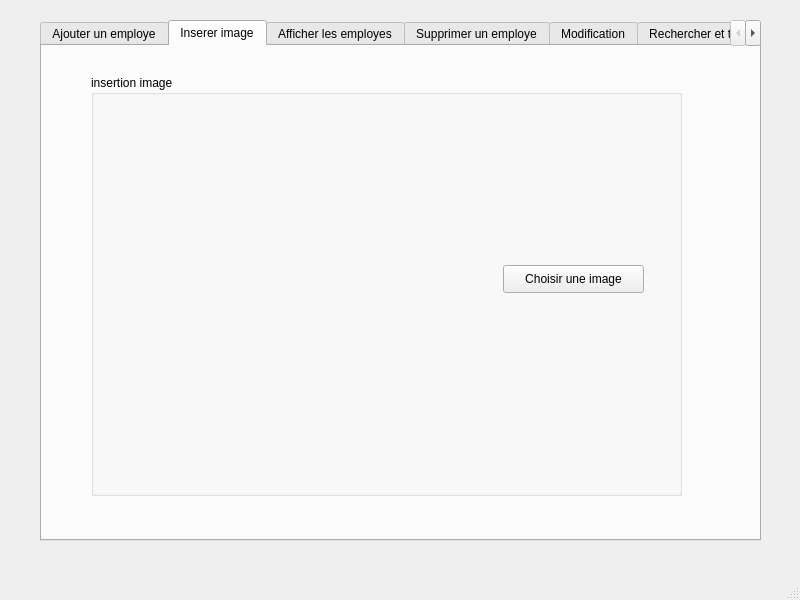
Qt form Desktop/gestiodesemployees/mainwindow.ui (dhiaeddine12/olympic_games_2A20) before a commit.
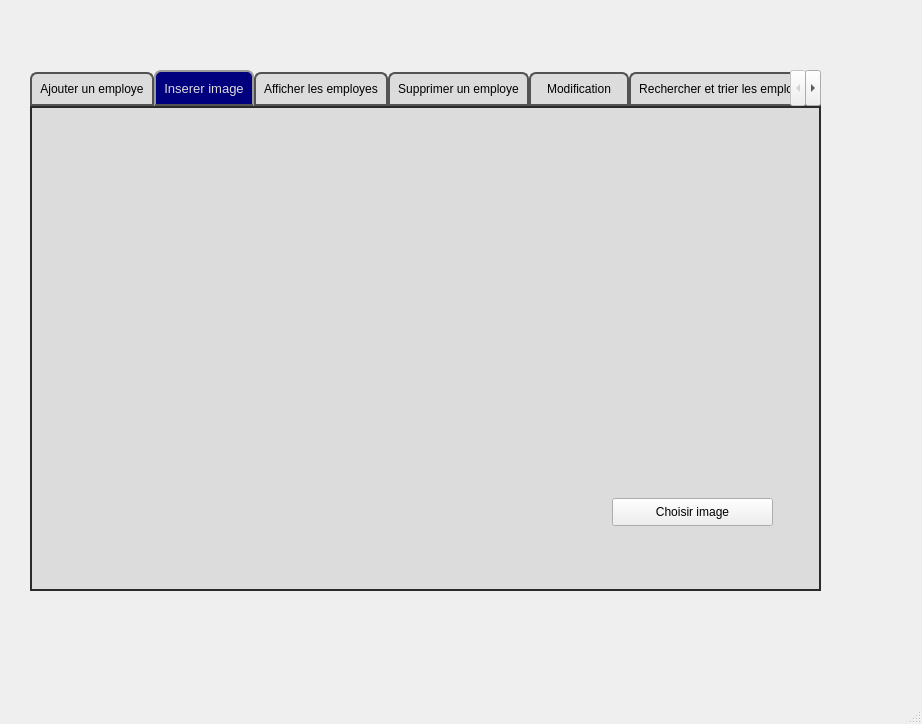
The same form after that commit. The open tabs and pages were chosen to show the change. Icons and pictures are not drawn.

```diff
--- a/Desktop/gestiodesemployees/mainwindow.ui
+++ b/Desktop/gestiodesemployees/mainwindow.ui
@@ -6,8 +6,8 @@
    <rect>
     <x>0</x>
     <y>0</y>
-    <width>800</width>
-    <height>600</height>
+    <width>922</width>
+    <height>724</height>
    </rect>
   </property>
   <property name="windowTitle">
@@ -17,12 +17,57 @@
    <widget class="QTabWidget" name="pb_supprimer">
     <property name="geometry">
      <rect>
-      <x>40</x>
-      <y>20</y>
-      <width>721</width>
+      <x>30</x>
+      <y>70</y>
+      <width>791</width>
       <height>521</height>
      </rect>
     </property>
+    <property name="styleSheet">
+     <string notr="true">QTabWidget::pane { /* The tab widget frame */
+border-top: 2px solid #2a2a2a; 
+border-left: 2px solid #2a2a2a;
+border-right: 2px solid #2a2a2a ; 
+border-bottom: 2px solid #2a2a2a; 
+background: #dcdcdc;
+	
+	
+	/*border-top-color: rgb(0, 0, 0);*/
+
+}
+QTabWidget::tab-bar {
+left: 0px; /* move to the right by 5px */
+}
+QTabBar::tab {
+background: #dcdcdc;
+border: 2px solid #535353;
+border-bottom-color: #535353; 
+border-top-left-radius: 7px;
+border-top-right-radius: 7px;
+min-width: 80px;
+padding: 8px;
+color: rgb(50, 50, 162);
+	color: rgb(0, 0, 0);
+font-size:12px;
+font-family:Arial, Helvetica, sans-serif;
+}
+QTabBar::tab:selected,QTabBar::tab:hover {
+	
+	
+	color: rgb(255, 255, 255);
+	background-color: rgb(0, 0, 127);
+}
+QTabBar::tab:selected {
+border-color: #9B9B9B;
+border-bottom-color: #535353; /* same as pane color */
+color: #dcdcdc;
+font-size:13px;
+font-family:Arial, Helvetica, sans-serif;
+}
+QTabBar::tab:!selected {
+margin-top: 2px; /* make non-selected tabs look smaller */
+}</string>
+    </property>
     <property name="currentIndex">
      <number>1</number>
     </property>
@@ -281,44 +326,47 @@
      <attribute name="title">
       <string>Inserer image</string>
      </attribute>
-     <widget class="QGroupBox" name="groupBox_2">
+     <widget class="QPushButton" name="Pb_image">
       <property name="geometry">
        <rect>
-        <x>49</x>
-        <y>29</y>
-        <width>591</width>
+        <x>580</x>
+        <y>390</y>
+        <width>161</width>
+        <height>28</height>
+       </rect>
+      </property>
+      <property name="text">
+       <string>Choisir image</string>
+      </property>
+     </widget>
+     <widget class="QLabel" name="le_image">
+      <property name="geometry">
+       <rect>
+        <x>105</x>
+        <y>85</y>
+        <width>241</width>
+        <height>241</height>
+       </rect>
+      </property>
+      <property name="text">
+       <string/>
+      </property>
+     </widget>
+     <widget class="QLabel" name="label_22">
+      <property name="geometry">
+       <rect>
+        <x>50</x>
+        <y>15</y>
+        <width>701</width>
         <height>421</height>
        </rect>
       </property>
-      <property name="title">
-       <string>insertion image</string>
+      <property name="text">
+       <string/>
       </property>
-      <widget class="QPushButton" name="Pb_image">
-       <property name="geometry">
-        <rect>
-         <x>412</x>
-         <y>190</y>
-         <width>141</width>
-         <height>28</height>
-        </rect>
-       </property>
-       <property name="text">
-        <string>Choisir une image</string>
-       </property>
-      </widget>
-      <widget class="QLabel" name="le_image">
-       <property name="geometry">
-        <rect>
-         <x>55</x>
-         <y>75</y>
-         <width>201</width>
-         <height>281</height>
-        </rect>
-       </property>
-       <property name="text">
-        <string/>
-       </property>
-      </widget>
+      <property name="pixmap">
+       <pixmap>../../Downloads/257574892_749156223152588_711608511979727183_n (1).png</pixmap>
+      </property>
      </widget>
     </widget>
     <widget class="QWidget" name="tab_2">
```
Left out of the diff: 290 changed lines with no effect on the pictures.
